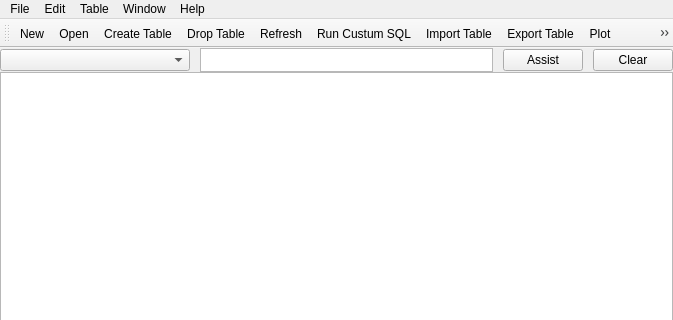
First picture: the form in src/mainwindow.ui, repository informationsea/Hyokai, before the edit; both pictures show x 0 to 673 and y 0 to 320 of the 673 by 517 pixel window.
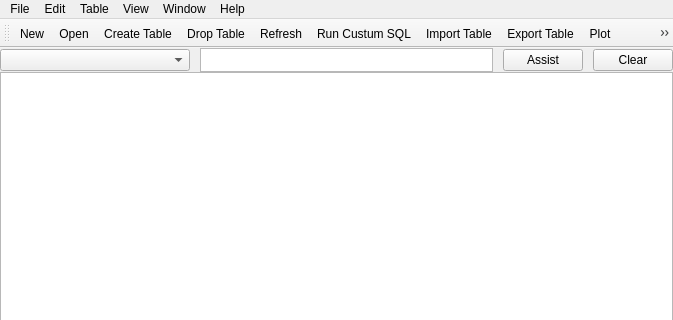
Second picture: the form after the edit. Icons and pictures are not drawn. Custom widgets are drawn as their Qt base class.

What changed in the file:
```diff
--- a/src/mainwindow.ui
+++ b/src/mainwindow.ui
@@ -192,9 +192,17 @@
     <addaction name="separator"/>
     <addaction name="actionPreference"/>
    </widget>
+   <widget class="QMenu" name="menuView">
+    <property name="title">
+     <string>View</string>
+    </property>
+    <addaction name="actionUse_fixed_width_font"/>
+    <addaction name="separator"/>
+   </widget>
    <addaction name="menuFile"/>
    <addaction name="menuEdit"/>
    <addaction name="menuTable"/>
+   <addaction name="menuView"/>
    <addaction name="menuWindow"/>
    <addaction name="menuHelp"/>
   </widget>
```
Left out of the diff: 8 changed lines with no effect on the pictures.
